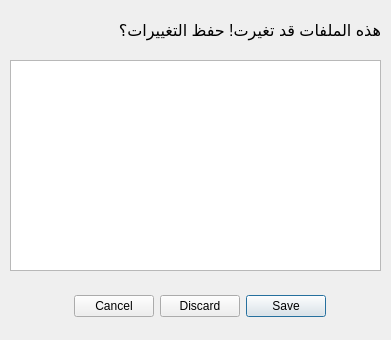
The window that kalimat/savechangedfiles.ui (mobadarah/kalimat-lang) describes before a commit, drawn with Qt 5.
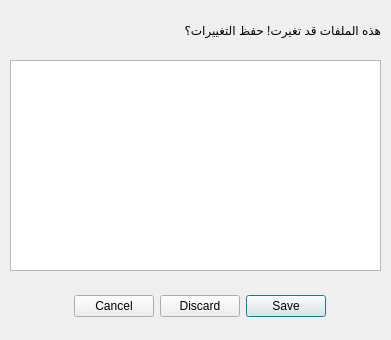
The same window after the commit.

What changed in the file:
```diff
--- a/kalimat/savechangedfiles.ui
+++ b/kalimat/savechangedfiles.ui
@@ -79,14 +79,7 @@
     <locale language="Arabic" country="Egypt"/>
    </property>
    <property name="text">
-    <string>&lt;!DOCTYPE HTML PUBLIC &quot;-//W3C//DTD HTML 4.0//EN&quot; &quot;http://www.w3.org/TR/REC-html40/strict.dtd&quot;&gt;
-&lt;html&gt;&lt;head&gt;&lt;meta name=&quot;qrichtext&quot; content=&quot;1&quot; /&gt;&lt;style type=&quot;text/css&quot;&gt;
-p, li { white-space: pre-wrap; }
-&lt;/style&gt;&lt;/head&gt;&lt;body style=&quot; font-family:'Sans'; font-size:10pt; font-weight:400; font-style:normal;&quot;&gt;
-&lt;table border=&quot;0&quot; style=&quot;-qt-table-type: root; margin-top:4px; margin-bottom:4px; margin-left:4px; margin-right:4px;&quot;&gt;
-&lt;tr&gt;
-&lt;td style=&quot;border: none;&quot;&gt;
-&lt;p align=&quot;right&quot; style=&quot; margin-top:0px; margin-bottom:0px; margin-left:0px; margin-right:0px; -qt-block-indent:0; text-indent:0px;&quot;&gt;&lt;span style=&quot; font-size:12pt;&quot;&gt;هذه الملفات قد تغيرت! حفظ التغييرات؟&lt;/span&gt;&lt;/p&gt;&lt;/td&gt;&lt;/tr&gt;&lt;/table&gt;&lt;/body&gt;&lt;/html&gt;</string>
+    <string>هذه الملفات قد تغيرت! حفظ التغييرات؟</string>
    </property>
   </widget>
  </widget>
```
